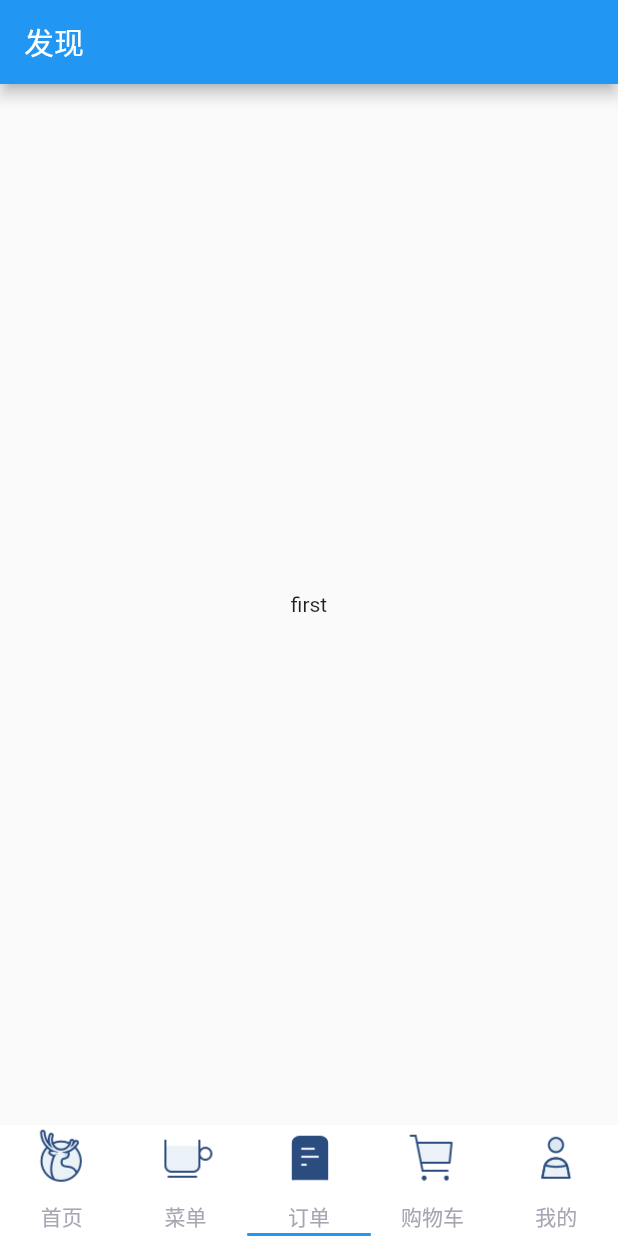
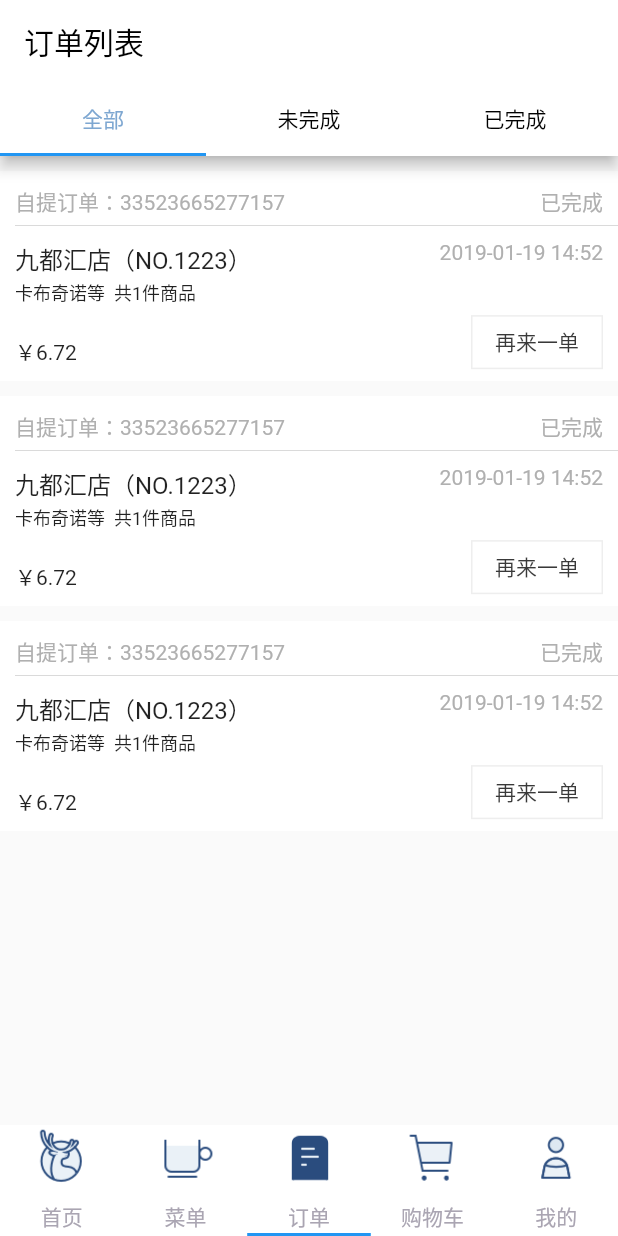
Before and after one commit to wuxiaowei888765/flutter_coffee, a Flutter app: the screen it shows after launch, item 3 of the bottom bar chosen, on a phone screen of 412 x 824 dp. Run offline on Flutter 3.47's test engine with Material 2 defaults, Android fonts, the phone set to English and light mode, and no system bars.

```diff
--- a/lib/main.dart
+++ b/lib/main.dart
@@ -3,7 +3,7 @@ import 'package:flutter_app/pages/Mine.dart';
 import 'package:flutter_app/pages/ShoppingCart.dart';
 import './pages/FirstTab.dart';
 import './pages/SecondTab.dart';
-import './pages/ThirdTab.dart';
+import './pages/OrderList.dart';
 
 void main(){
   runApp(
@@ -49,7 +49,7 @@ class _HomePageState extends State<HomePage> with SingleTickerProviderStateMixin
           children: <Widget>[
             new FirstTab(),
             new SecondTab(),
-            new ThirdTab(),
+            new OrderList(),
             new ShoppingCart(),
             new Mine(),
           ],
--- /dev/null
+++ b/lib/pages/OrderList.dart
@@ -0,0 +1,51 @@
+import 'package:flutter/material.dart';
+import 'package:flutter_app/pages/order/AllOrder.dart';
+
+class OrderList extends StatefulWidget {
+  @override
+  _OrderListState createState() => _OrderListState();
+}
+
+var tabTitle = ['全部', '未完成', '已完成'];
+
+class _OrderListState extends State<OrderList> {
+  @override
+  Widget build(BuildContext context) {
+    return new DefaultTabController(
+      length: 3,
+      child: new Scaffold(
+        appBar: new AppBar(
+          brightness: Brightness.light,
+          backgroundColor: Color(0xffffffff),
+          title: new Text(
+            '订单列表',
+            style: new TextStyle(color: Color(0xff000000)),
+          ),
+          bottom: new TabBar(
+            tabs: <Widget>[
+              new Tab(text: tabTitle[0]),
+              new Tab(text: tabTitle[1]),
+              new Tab(text: tabTitle[2]),
+            ],
+//            controller: _tabController,
+            unselectedLabelColor: Color(0xff000000),
+            labelColor: Color(0xff7EA7D1),
+          ),
+        ),
+        body: new TabBarView(
+          children: <Widget>[
+            new AllOrder(),
+            new Center(child: new Text('船')),
+            new Center(child: new Text('巴士')),
+          ],
+        ),
+      ),
+    );
+  }
+}
+
+class Choice {
+  const Choice({this.title});
+
+  final String title;
+}
--- a/lib/pages/SecondTab.dart
+++ b/lib/pages/SecondTab.dart
@@ -10,10 +10,12 @@ class _SecondTabState extends State<SecondTab> {
   Widget build(BuildContext context) {
     return new Scaffold(
       appBar: new AppBar(
-        title: new Text('分类'),
+        backgroundColor: Color(0xffffffff),
+        brightness: Brightness.light,
+        title: new Text('选择咖啡和小食', style: new TextStyle(color: Color(0xff000000))),
       ),
       body: new Center(
-        child: new Text('Second'),
+
       ),
     );
   }
--- a/lib/pages/ThirdTab.dart
+++ /dev/null
@@ -1,20 +0,0 @@
-import 'package:flutter/material.dart';
-
-class ThirdTab extends StatefulWidget {
-  @override
-  _ThirdTabState createState() => _ThirdTabState();
-}
-
-class _ThirdTabState extends State<ThirdTab> {
-  @override
-  Widget build(BuildContext context) {
-    return new Scaffold(
-      appBar: new AppBar(
-        title: new Text('发现'),
-      ),
-      body: new Center(
-        child: new Text('first'),
-      ),
-    );
-  }
-}
--- /dev/null
+++ b/lib/pages/order/AllOrder.dart
@@ -0,0 +1,116 @@
+import 'package:flutter/material.dart';
+
+class AllOrder extends StatefulWidget {
+  @override
+  _AllOrderState createState() => _AllOrderState();
+}
+
+class _AllOrderState extends State<AllOrder> {
+  @override
+  Widget build(BuildContext context) {
+    return new Scaffold(
+      body: ListView.builder(
+          itemCount: 3,
+          itemBuilder: (BuildContext context, int position) {
+            return getItem(position);
+          }),
+    );
+  }
+
+  Container getItem(int position) {
+    return new Container(
+      height: 140,
+      color: Color(0xffffffff),
+      margin: EdgeInsets.fromLTRB(0, 10, 0, 0),
+      child: new Stack(
+        children: <Widget>[
+          new Column(
+            crossAxisAlignment: CrossAxisAlignment.start,
+            children: <Widget>[
+              new Stack(
+                children: <Widget>[
+                  new Container(
+                    margin: EdgeInsets.fromLTRB(10, 10, 0, 0),
+                    child: new Text("自提订单：33523665277157",
+                        style: new TextStyle(color: Color(0xffB0B0B0))),
+                  ),
+                  new Align(
+                    alignment: FractionalOffset.topRight,
+                    child: new Container(
+                      margin: EdgeInsets.fromLTRB(10, 10, 10, 0),
+                      child: new Text("已完成",
+                          style: new TextStyle(color: Color(0xffB0B0B0))),
+                    ),
+                  )
+                ],
+              ),
+              new Container(
+                margin: const EdgeInsets.fromLTRB(10, 5, 0, 0),
+                child: new Align(
+                  child: new Container(color: Color(0xff000000), height: 0.1),
+                ),
+              ),
+              new Stack(
+                children: <Widget>[
+                  new Container(
+                    margin: EdgeInsets.fromLTRB(10, 10, 0, 0),
+                    child: new Text(
+                      "九都汇店（NO.1223）",
+                      style: new TextStyle(fontSize: 16),
+                    ),
+                  ),
+                  new Align(
+                    alignment: FractionalOffset.topRight,
+                    child: new Container(
+                      margin: EdgeInsets.fromLTRB(10, 10, 10, 0),
+                      child: new Text("2019-01-19 14:52",
+                          style: new TextStyle(color: Color(0xffB0B0B0))),
+                    ),
+                  )
+                ],
+              ),
+              new Column(
+                children: <Widget>[
+                  new Align(
+                    alignment: FractionalOffset.topLeft,
+                    child: new Container(
+                      margin: EdgeInsets.fromLTRB(10, 2, 0, 0),
+                      child: new Text(
+                        "卡布奇诺等  共1件商品",
+                        style: new TextStyle(fontSize: 12),
+                      ),
+                    ),
+                  ),
+                  new Align(
+                    alignment: FractionalOffset.bottomLeft,
+                    child: new Stack(
+                      children: <Widget>[
+                        new Container(
+                          margin: EdgeInsets.fromLTRB(10, 20, 0, 0),
+                          child: new Text("￥6.72"),
+                        ),
+                        new Align(
+                          alignment: FractionalOffset.topRight,
+                          child: new Container(
+                            margin: EdgeInsets.fromLTRB(10, 0, 10, 0),
+                            child: new RaisedButton(
+                              color: Color(0xffffffff),
+                              disabledColor: Color(0xffffffff),
+                              shape: Border.all(color: Color(0xffEEEEEE),style: BorderStyle.solid,width: 1),
+                              child: new Text("再来一单",
+                                  style: new TextStyle(color: Color(0xff393939),fontSize: 14)),
+                            ),
+                          ),
+                        )
+                      ],
+                    ),
+                  )
+                ],
+              ),
+            ],
+          )
+        ],
+      ),
+    );
+  }
+}
```
Also changed, not shown: 1 other file.
